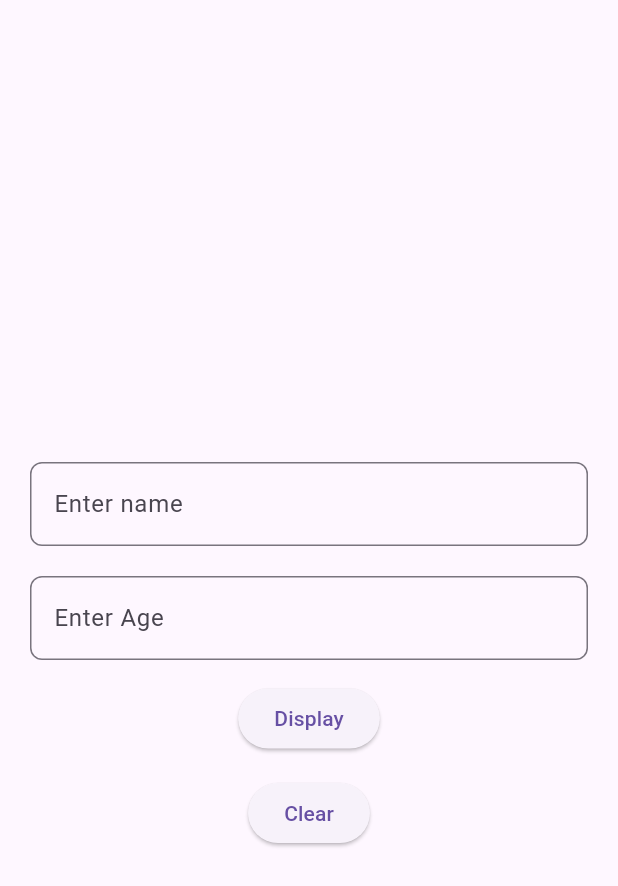
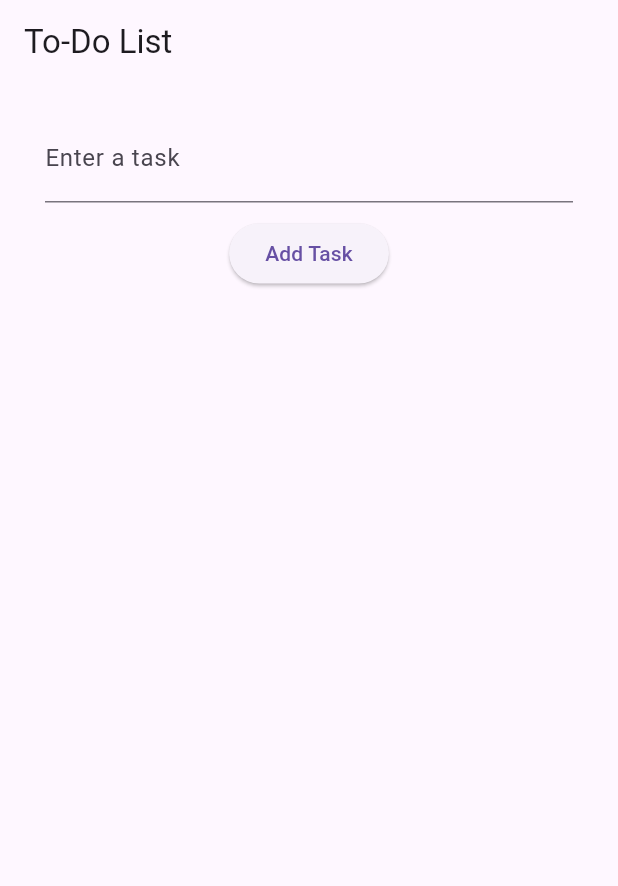
Before and after one commit to Nabeelnasar2003/flutterProject, a Flutter app: the screen it shows after launch, on a phone screen of 412 x 824 dp. Shown: the top 886 px of the screen. Run offline on Flutter 3.47's test engine with Material 3 defaults, Android fonts, the phone set to English and light mode, and no system bars.

Commit message:
To Do List App

```diff
--- a/lib/main.dart
+++ b/lib/main.dart
@@ -3,6 +3,14 @@ import 'package:flutter/material.dart';
 void main() {
   runApp(const MainApp());
 }
+
+class Task {
+  String title;
+  bool isDone;
+
+  Task(this.title, {this.isDone = false});
+}
+
 
 class MainApp extends StatelessWidget {
   const MainApp({super.key});
@@ -11,123 +19,102 @@ class MainApp extends StatelessWidget {
   Widget build(BuildContext context) {
     return  MaterialApp(
       debugShowCheckedModeBanner: false,
-      home: FirstScreen(),
+      home: ToDoList(),
 
     );
   }
   }
 
 
-final TextEditingController myController = TextEditingController();
-final TextEditingController nextController = TextEditingController();
+class ToDoList extends StatefulWidget {
+  const ToDoList({super.key});
+
+  @override
+  State<ToDoList> createState() => ToDoListState();
+}
+
+class ToDoListState extends State<ToDoList> {
+  final List<Task> task = [];
+  final TextEditingController taskController = TextEditingController();
 
 
 
-class SecondScreen extends StatelessWidget {
-  final String name;
-  final int age;
-  const SecondScreen({Key? key, required this.name , required this.age}) : super(key: key);
+  void addTask() {
+    if (taskController.text.isNotEmpty) {
+      setState(() {
+        task.add(Task(taskController.text));
+        taskController.clear();
+      });
+    }
+  }
+
+  void removeTask(int index) {
+    setState(() {
+      task.removeAt(index);
+    });
+  }
+
+
+
+
+void handleToDoChange(Task task) {
+  setState(() {
+    task.isDone = !task.isDone;
+  });
+}
 
   @override
   Widget build(BuildContext context) {
     return Scaffold(
-      body: Center(
-        child:Column(
-mainAxisAlignment: MainAxisAlignment.center,
+      appBar: AppBar(title:  Text('To-Do List')),
+      body: Column(
         children: [
-  Text(
-        '$name',
-  style: TextStyle(fontSize: 24, color: Colors.black)
+          Padding(
+            padding:  EdgeInsets.only(top: 20.0, left: 30.0, right: 30.0),
+            child: TextField(
+              controller: taskController,
+              decoration: const InputDecoration(labelText: 'Enter a task'),
+              style: const TextStyle(fontSize: 18.0, color: Colors.black),
+
             ),
-  SizedBox(height: 20),
-  Text(
-        '$age',
-  style: TextStyle(fontSize: 24, color: Colors.black)
           ),
-  SizedBox(height: 20),
-       ElevatedButton(
-          onPressed: () {
-            Navigator.pop(context);
+          SizedBox(height: 10.0),
+          ElevatedButton(onPressed:(){
+            if(taskController.text.isEmpty) {
+              ScaffoldMessenger.of(context).showSnackBar(
+                SnackBar(content: Text('Please enter a task')),
+              );
+            } else {
+              addTask();
+            }
+          }, child: const Text('Add Task')),
+          SizedBox(height: 10.0),
+
+          Padding(padding:  EdgeInsets.only(left: 30.0, right: 30.0),
+          ),
+          Expanded(
+            child: ListView.builder(
+              itemCount: task.length,
+              itemBuilder: (context, index) {
+                return ListTile(
+                  title: Text(task[index].title,),
+                  shape: RoundedRectangleBorder(borderRadius: BorderRadius.circular(30)),
+                  tileColor: Colors.white,
+                  leading: Icon(
+                   task[index].isDone ? Icons.check_box : Icons.check_box_outline_blank,
+                    color: task[index].isDone ? Colors.green : Colors.grey,
+                  ),
+                  onTap: () => handleToDoChange(task[index]),
+                  trailing: IconButton(
+                    icon: Icon(Icons.delete),
+                    onPressed: () => removeTask(index),
+                  ),
+                );
               },
-          child: const Text('Back'),
+            ),
           ),
         ],
-      ),
       ),
     );
   }
 }
-
-class FirstScreen extends StatelessWidget {
-  const FirstScreen({super.key});
-
-  @override
-  Widget build(BuildContext context) {
-    return Scaffold(
-      body: Center(
-        child: Padding(
-            padding: const EdgeInsets.only(top: 50, left: 20, right: 20),
-          child: Column(
-            mainAxisAlignment: MainAxisAlignment.center,
-          children: [
-            TextField(
-              controller: myController,
-              decoration: InputDecoration(
-                labelText: 'Enter name',
-                border: OutlineInputBorder(borderRadius: BorderRadius.all(Radius.circular(8.0))),
-              ),
-            ),
-            SizedBox(height:20),
-            TextField(
-              controller: nextController,
-              decoration: InputDecoration(
-                labelText: 'Enter Age',
-                border: OutlineInputBorder(borderRadius: BorderRadius.all(Radius.circular(8))),
-              ),
-            ),
-            SizedBox(height: 15),
-        ElevatedButton(
-            onPressed: () {
-              if(myController.text.isEmpty) {
-                ScaffoldMessenger.of(context).showSnackBar(
-                  SnackBar(content: Text("Please enter name")),
-                );
-              }
-              else if(nextController.text.isEmpty) {
-                ScaffoldMessenger.of(context).showSnackBar(
-                  SnackBar(content: Text("Please enter age")),
-                );
-              }
-              else {
-                Navigator.push(
-                  context,
-                  MaterialPageRoute(
-                    builder: (context) => SecondScreen(
-                      name: myController.text,
-                      age: int.parse(nextController.text),
-                    ),
-                  ),
-                );
-              }
-            },
-
-            child: const Text('Display'),
-          ),
-          SizedBox(height: 15),
-          ElevatedButton(
-            onPressed: () {
-              myController.clear();
-              nextController.clear();
-              ScaffoldMessenger.of(context).showSnackBar(
-                SnackBar(content: Text("Fields cleared")),
-              );
-            },
-            child: Text('Clear'),
-          ),
-        ],
-      ),
-    ),
-      )
-  );
-  }
-}
```
Lines whose indentation alone changed are shown as unchanged.
